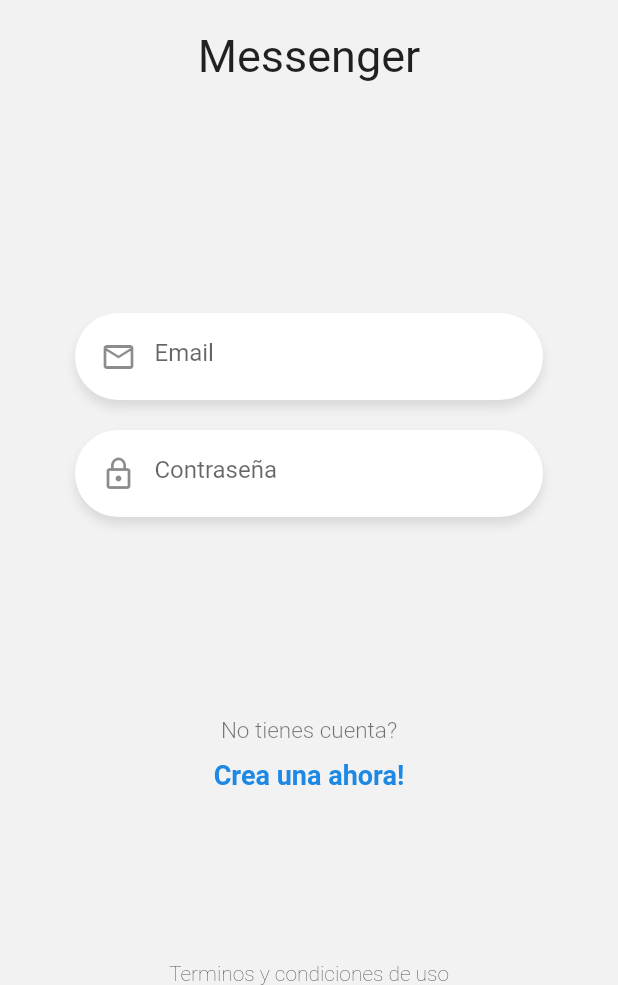
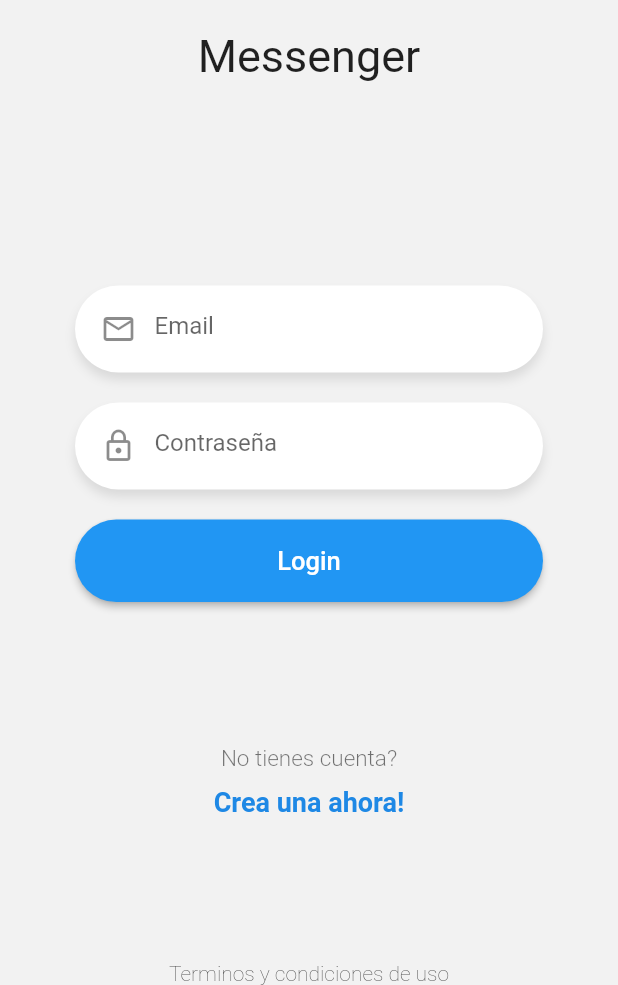
Before and after one commit to cesaroer/FlutterAvanzado, a Flutter app: the screen it shows after launch, on a phone screen of 412 x 824 dp, the part 251-1236 px from its top. Run offline on Flutter 3.47's test engine with Material 2 defaults, Android fonts, the phone set to English and light mode, and no system bars; our stand-ins replace pie_chart, socket_io_client.

Commit message:
Added btn

```diff
--- a/02-chat_app/lib/pages/login_page.dart
+++ b/02-chat_app/lib/pages/login_page.dart
@@ -1,3 +1,4 @@
+import 'package:chat_app/widgets/blue_btn.dart';
 import 'package:chat_app/widgets/custom_input.dart';
 import 'package:chat_app/widgets/labels.dart';
 import 'package:chat_app/widgets/logo.dart';
@@ -51,7 +52,14 @@ class __FormState extends State<_Form> {
             placeHolder: "Contraseña",
             textController: passCtrl,
             isPassword: true,
-          )
+          ),
+          BlueButton(
+            text: "Login",
+            onPressed: () {
+              print(emailCtrl.text);
+              print(passCtrl.text);
+            },
+          ),
         ],
       ),
     );
--- /dev/null
+++ b/02-chat_app/lib/widgets/blue_btn.dart
@@ -0,0 +1,37 @@
+import 'package:flutter/material.dart';
+
+class BlueButton extends StatelessWidget {
+  final String text;
+  final Function() onPressed;
+
+  const BlueButton({
+    Key? key,
+    required this.text,
+    required this.onPressed,
+  }) : super(key: key);
+
+  @override
+  Widget build(BuildContext context) {
+    return SizedBox(
+      width: double.infinity,
+      height: 55,
+      child: ElevatedButton(
+        style: ElevatedButton.styleFrom(
+          elevation: 2,
+          primary: Colors.blue,
+          shape: const StadiumBorder(),
+        ),
+        child: Center(
+          child: Text(
+            text,
+            style: const TextStyle(
+              color: Colors.white,
+              fontSize: 17,
+            ),
+          ),
+        ),
+        onPressed: onPressed,
+      ),
+    );
+  }
+}
```
